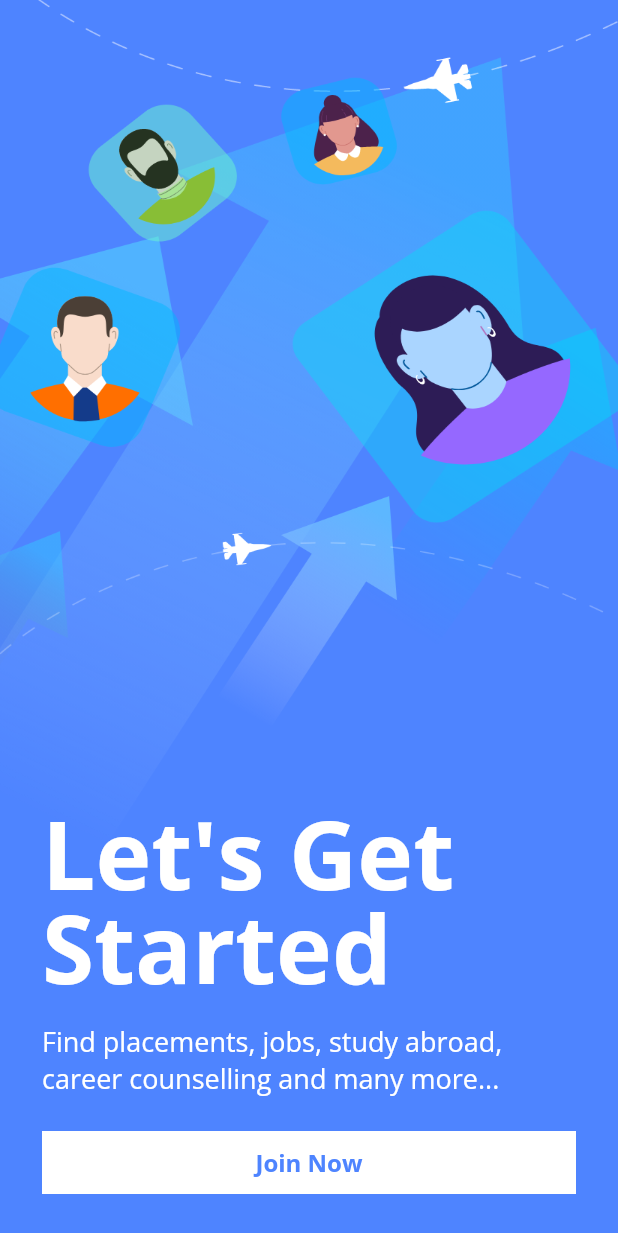
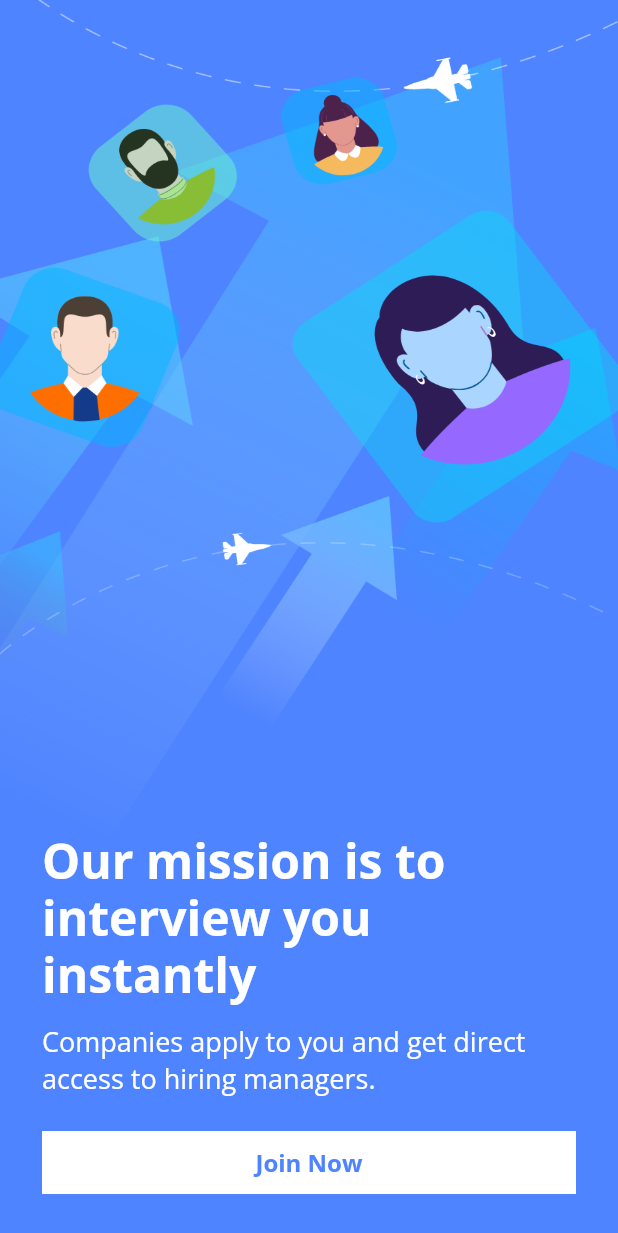
Before and after one commit to vijaym271/hralex, a Flutter app: the screen it shows after launch, on a phone screen of 412 x 824 dp. Shown: the top 1233 px of the screen. Run offline on Flutter 3.47's test engine with Material 2 defaults, Android fonts, the phone set to English and light mode, and no system bars; our stand-ins replace dotted_border, font_awesome_flutter, google_fonts, percent_indicator; missing offline and left inert: gauge_indicator.

Commit message:
content update

```diff
--- a/lib/pages/splash_page.dart
+++ b/lib/pages/splash_page.dart
@@ -29,17 +29,17 @@ class _LandingPageState extends State<LandingPage> {
               mainAxisAlignment: MainAxisAlignment.end,
               children: [
                 Text(
-                  "Let's Get\nStarted",
+                  "Our mission is to \ninterview you instantly",
                   textAlign: TextAlign.left,
                   style: TextStyle(
-                      height: 1,
-                      fontSize: 63,
+                      height: 1.2,
+                      fontSize: 32,
                       fontWeight: FontUtils.fwBold,
                       color: ColorUtils.white),
                 ),
                 const SizedBox(height: 12.0),
                 Text(
-                  "Find placements, jobs, study abroad,\ncareer counselling and many more...",
+                  "Companies apply to you and get direct access to hiring managers.",
                   style: TextStyle(
                       color: ColorUtils.white, fontSize: FontUtils.fs18),
                 ),
```
